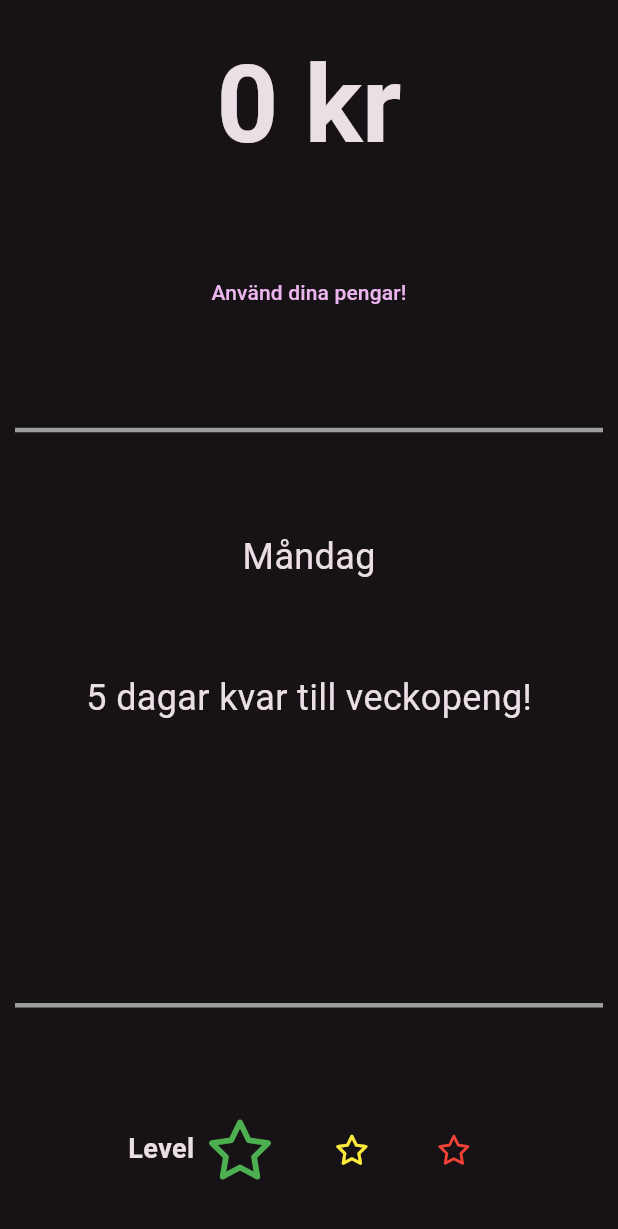
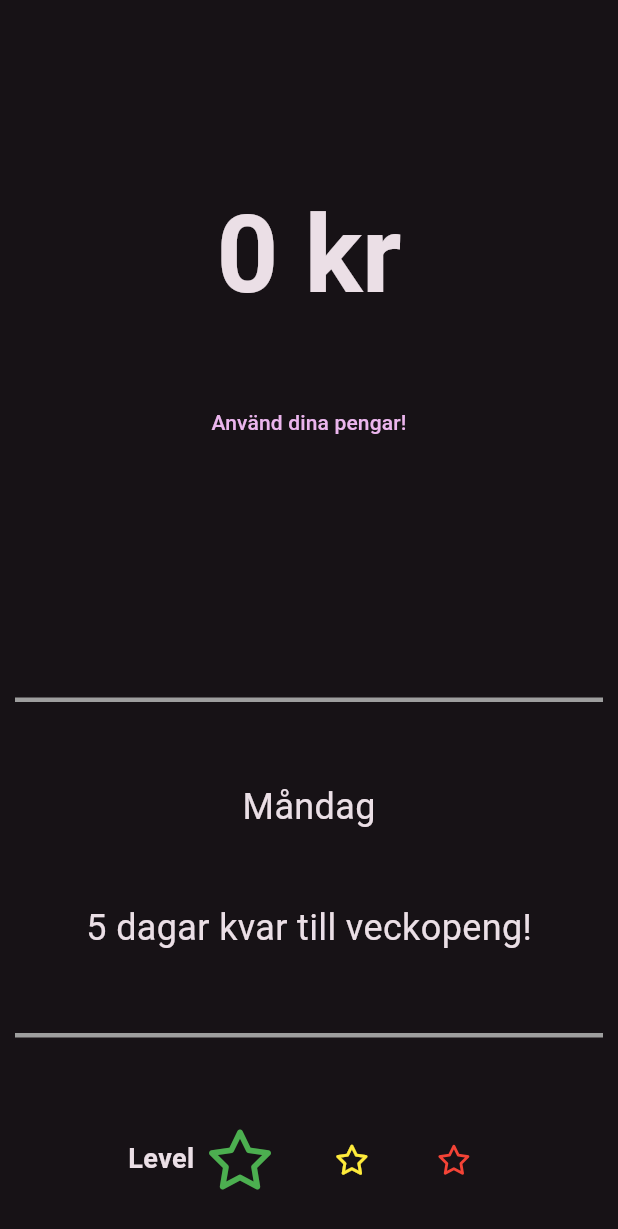
Before and after one commit to holewa/sparboessan, a Flutter app: the HomePageLoggedIn screen opened directly, on a phone screen of 412 x 824 dp. Shown: the top 1229 px of the screen. Run offline on Flutter 3.47's test engine with Material 3 defaults, Android fonts, the phone set to English and light mode, and no system bars; our stand-ins replace font_awesome_flutter.

Commit message:
Ui fix homepage

```diff
--- a/lib/pages/logged-in/home_page_li.dart
+++ b/lib/pages/logged-in/home_page_li.dart
@@ -14,20 +14,23 @@ class HomePageLoggedIn extends StatelessWidget {
       body: Column(
         mainAxisAlignment: MainAxisAlignment.spaceAround,
         children: [
+          const SizedBox(
+            height: 60,
+          ),
           Text(
             context.watch<MoneyProvider>().currentMoneyText,
             style: Theme.of(context).textTheme.displayLarge,
           ),
           const UseMoneyDialog(),
+          const SizedBox(
+            height: 60,
+          ),
           const Divider(),
           Text(
             context.watch<DateProvider>().currentDay,
           ),
           Text(
             context.watch<DateProvider>().daysUntilSaturdayText,
-          ),
-          const SizedBox(
-            height: 60,
           ),
           const Divider(),
           const LevelIndicator(),
--- a/lib/widgets/log_in_dialog.dart
+++ b/lib/widgets/log_in_dialog.dart
@@ -10,7 +10,7 @@ class LogInDialog extends StatelessWidget {
     bool isLoggedIn = context.watch<UserProvider>().isLoggedIn;
 
     return ElevatedButton.icon(
-      label: isLoggedIn ? const Text('LoggedInUser') : const Text('Logga in') ,
+      label: isLoggedIn ? const Text('Ruben') : const Text('Logga in') ,
       icon: isLoggedIn ? const Icon(Icons.verified_user_outlined) : const Icon(Icons.lock_person),
       iconAlignment: IconAlignment.end,
       onPressed: () async {
```
